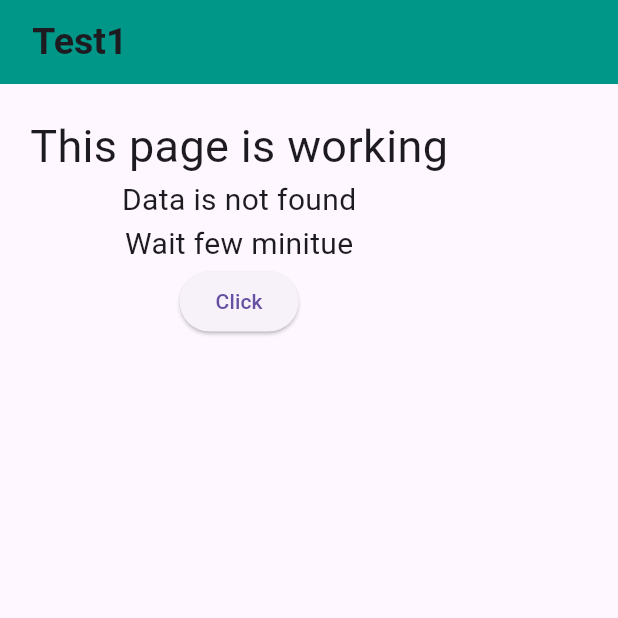
After one commit to asmrayhan1/practice_router, a Flutter app: the Test1 screen opened by its route, on a phone screen of 412 x 824 dp, the top half of it. The commit adds this screen. Run offline on Flutter 3.47's test engine with Material 3 defaults, Android fonts, the phone set to English and light mode, and no system bars; our stand-ins replace go_router.

Commit message:
feature(extra for dynamic data)

```diff
--- a/lib/app_routes/routes.dart
+++ b/lib/app_routes/routes.dart
@@ -8,6 +8,9 @@ import 'package:practice_router/screen/tab_bar/logout.dart';
 import 'package:practice_router/screen/tab_bar/neseted_navigation.dart';
 import 'package:practice_router/screen/tab_bar/profile.dart';
 import 'package:practice_router/screen/tab_bar/task.dart';
+import 'package:practice_router/screen/tab_bar/test1.dart';
+
+import '../screen/tab_bar/loop.dart';
 
 final rootNavigatorKey = GlobalKey<NavigatorState>();
 final shellNavigatorKey = GlobalKey<NavigatorState>();
@@ -83,5 +86,27 @@ final router = GoRouter(
         return LogoutScreen();
       },
     ),
+
+    GoRoute(
+        name: 'test1',
+        path: '/test1',
+        builder: (context, state) {
+          return Test1();
+        },
+        routes: [
+          GoRoute(
+            name: 'loop',
+            path: '/loop',
+            builder: (context, state) {
+              final data = state.extra as Map<String, dynamic>;
+              print('Student name: ${data['name']}');
+              print('Student id: ${data['studentId']}');
+              print('Admission status: ${data['status']}');
+              print('Is selected: ${data['isSelected']}');
+              return Loop(data: data);
+            }
+          )
+        ],
+    )
   ],
 );
--- a/lib/main.dart
+++ b/lib/main.dart
@@ -13,6 +13,7 @@ class MyApp extends StatelessWidget {
   @override
   Widget build(BuildContext context) {
     return MaterialApp.router(
+      debugShowCheckedModeBanner: false,
       routerConfig: router,
     );
   }
--- /dev/null
+++ b/lib/screen/tab_bar/loop.dart
@@ -0,0 +1,21 @@
+import 'package:flutter/cupertino.dart';
+import 'package:flutter/material.dart';
+
+class Loop extends StatefulWidget {
+  final data;
+  const Loop({super.key, required this.data});
+
+  @override
+  State<Loop> createState() => _LoopState();
+}
+
+class _LoopState extends State<Loop> {
+  @override
+  Widget build(BuildContext context) {
+    return Scaffold(
+      body: Center(
+        child: Text("Working -> ${widget.data['name']}"),
+      ),
+    );
+  }
+}
--- a/lib/screen/tab_bar/task.dart
+++ b/lib/screen/tab_bar/task.dart
@@ -1,5 +1,7 @@
 import 'package:flutter/cupertino.dart';
 import 'package:flutter/material.dart';
+import 'package:go_router/go_router.dart';
+import 'package:practice_router/app_routes/routes.dart';
 
 class Task extends StatefulWidget {
   const Task({super.key});
@@ -14,6 +16,12 @@ class _TaskState extends State<Task> {
     return Scaffold(
       body: Column(
         children: [
+          ElevatedButton(
+              onPressed: (){
+                context.goNamed('test1');
+              },
+              child: Text("Click Here"),
+          ),
           Center(child: Text("Task", style: TextStyle(fontSize: 30),))
         ],
       ),
--- /dev/null
+++ b/lib/screen/tab_bar/test1.dart
@@ -0,0 +1,44 @@
+import 'package:flutter/cupertino.dart';
+import 'package:flutter/material.dart';
+import 'package:go_router/go_router.dart';
+import 'package:practice_router/app_routes/routes.dart';
+
+class Test1 extends StatefulWidget {
+  const Test1({super.key});
+
+  @override
+  State<Test1> createState() => _Test1State();
+}
+
+class _Test1State extends State<Test1> {
+  @override
+  Widget build(BuildContext context) {
+    return Scaffold(
+      appBar: AppBar(
+        backgroundColor: Colors.teal,
+        title: Text(" Test1", style: TextStyle(fontSize: 25, fontWeight: FontWeight.bold),),
+      ),
+      body: Padding(
+        padding: const EdgeInsets.all(20.0),
+        child: Column(
+          children: [
+            Text("This page is working", style: TextStyle(fontSize: 30),),
+            Text("Data is not found", style: TextStyle(fontSize: 20),),
+            Text("Wait few minitue", style: TextStyle(fontSize: 20),),
+            ElevatedButton(
+                onPressed: (){
+                  context.goNamed('loop', extra: {
+                    'name':'Abcd',
+                    'studentId':1235,
+                    'status':'admitted',
+                    'isSelected':true
+                  });
+                },
+                child: Text("Click"),
+            )
+          ],
+        ),
+      ),
+    );
+  }
+}
```
